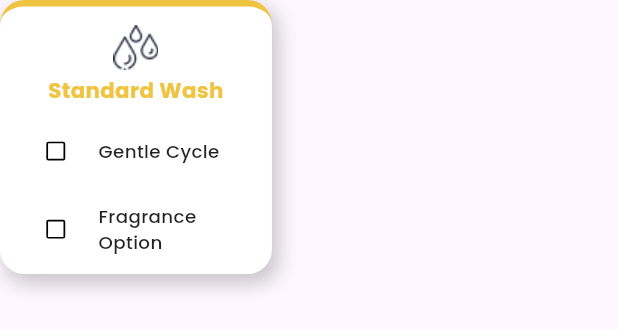
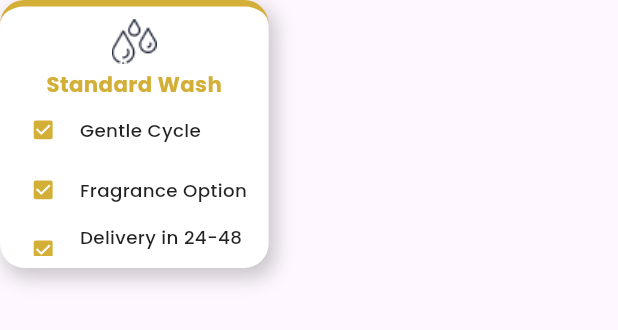
Before and after one commit to umais86/laundry_app, a Flutter app: the Card2 widget shown alone on an empty page, opened directly, on a phone screen of 412 x 824 dp. Shown: the top 330 px of the screen. Run offline on Flutter 3.47's test engine with Material 3 defaults, Android fonts, the phone set to English and light mode, and no system bars; our stand-ins replace flutter_screenutil, geocoding, geolocator, google_fonts, google_maps_flutter.

Commit message:
little changes

```diff
--- a/lib/auth/login.dart
+++ b/lib/auth/login.dart
@@ -3,7 +3,6 @@ import 'package:flutter_screenutil/flutter_screenutil.dart';
 import 'package:par_1/auth/sign_up.dart';
 import 'package:par_1/utils/button.dart';
 import 'package:par_1/utils/colors.dart';
-import 'package:par_1/view/nav_screens/homepage.dart';
 import 'package:par_1/widgets/nav_bar.dart';
 
 class Login extends StatefulWidget {
--- a/lib/components/card2.dart
+++ b/lib/components/card2.dart
@@ -24,16 +24,20 @@ class _Card2State extends State<Card2> {
   List<String> selectedFeatures = [];
 
   @override
+  void initState() {
+    super.initState();
+    selectedFeatures = List.from(widget.features);
+  }
+
+  @override
   Widget build(BuildContext context) {
-    const gold = Color(0xFFF0C341);
-
     return GestureDetector(
       onTap: widget.onTap,
       child: AnimatedContainer(
-        height: 180.h,
-        width: 165.w,
+        height: 176.h,
+        width: 163.w,
         duration: const Duration(milliseconds: 200),
-        padding: EdgeInsets.symmetric(horizontal: 12.w, vertical: 12.h),
+        padding: EdgeInsets.symmetric(horizontal: 8.w, vertical: 8.h),
         decoration: BoxDecoration(
           color: Colors.white,
           borderRadius: BorderRadius.circular(16.r),
@@ -46,7 +50,7 @@ class _Card2State extends State<Card2> {
             ),
           ],
           border: Border(
-            top: BorderSide(color: gold, width: 4.w),
+            top: BorderSide(color: txtColor, width: 4.w),
           ),
         ),
         child: Column(
@@ -60,31 +64,27 @@ class _Card2State extends State<Card2> {
                 style: TextStyle(
                   fontSize: 14.sp,
                   fontWeight: FontWeight.w700,
-                  color: gold,
+                  color: txtColor,
                 ),
                 textAlign: TextAlign.center,
               ),
             ),
-            SizedBox(height: 6.h),
             Expanded(
               child: ListView.builder(
                 itemCount: widget.features.length,
-                padding: EdgeInsets.zero,
                 physics: const NeverScrollableScrollPhysics(),
                 itemBuilder: (context, index) {
                   final feature = widget.features[index];
                   final isSelected = selectedFeatures.contains(feature);
-
-                  return Padding(
-                    padding: EdgeInsets.only(bottom: 4.h),
-                    child: Row(
+                  return Row(
                     crossAxisAlignment: CrossAxisAlignment.center,
                     children: [
                       Transform.scale(
-                          scale: 0.7, // smaller checkbox
+                        scale: 0.7,
                         child: Checkbox(
                           value: isSelected,
-                            activeColor: gold,
+                          activeColor: txtColor,
+                          visualDensity: VisualDensity.compact,
                           side: BorderSide(width: 1.5.w),
                           onChanged: (bool? value) {
                             setState(() {
@@ -109,7 +109,6 @@ class _Card2State extends State<Card2> {
                         ),
                       ),
                     ],
-                    ),
                   );
                 },
               ),
```
Lines whose indentation alone changed are shown as unchanged.
